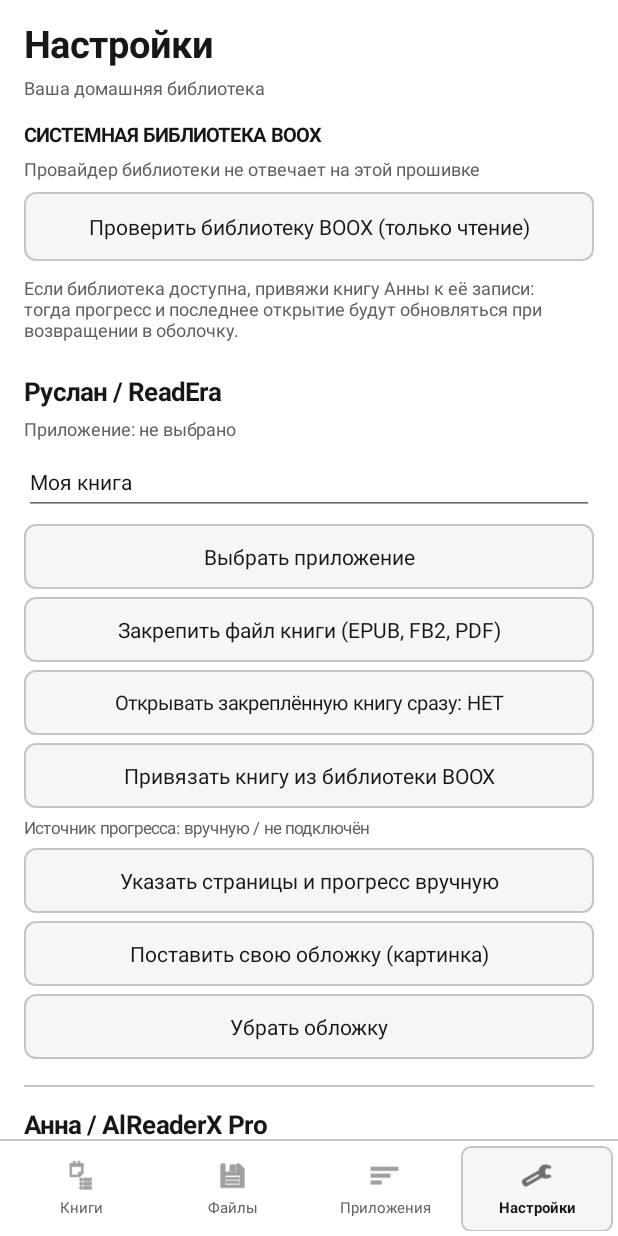
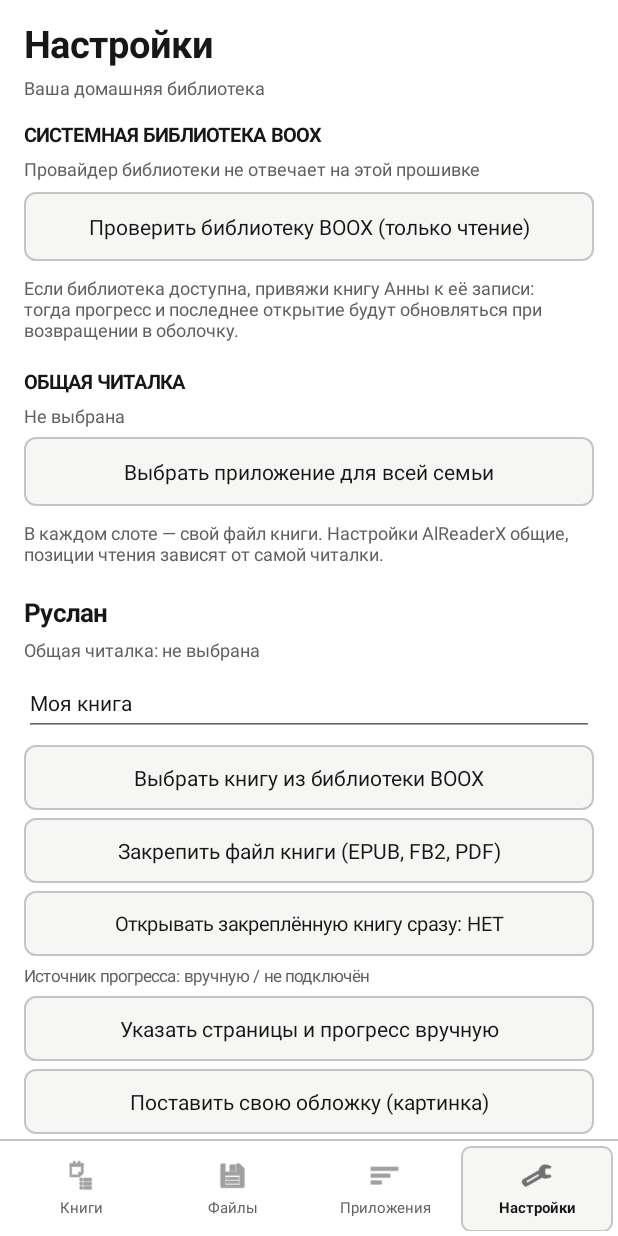
Before and after one commit to gilmiyaroff/marketing_1, an Android app: the screen it shows after launch (MainActivity), after a tap on "Настройки", on a phone screen of 412 x 824 dp. Run offline under Robolectric (Android 15) with nearby library versions, the phone set to English and light mode, and no system bars; 1 statement that could not run was skipped.

Commit message:
BOOX Duo: three independent family book slots through one shared AlReaderX reader

```diff
--- a/app/src/main/java/kz/gilmiyarov/booxduo/MainActivity.java
+++ b/app/src/main/java/kz/gilmiyarov/booxduo/MainActivity.java
@@ -306,6 +306,66 @@ public final class MainActivity extends Activity {
         return null;
     }
 
+    // The three family slots share ONE reading app. 'target_2' remains the
+    // existing file manager preference from v0.10, and is never reused here.
+    private AppEntry familyReader() {
+        String saved = prefs.getString("family_reader", null);
+        if (saved != null) {
+            ComponentName selected = ComponentName.unflattenFromString(saved);
+            if (selected != null) {
+                for (AppEntry e : apps) if (e.component.equals(selected)) return e;
+            }
+        }
+        AppEntry best = null;
+        int bestScore = 0;
+        for (AppEntry candidate : apps) {
+            String value = (candidate.label + " " + candidate.component.getPackageName())
+                    .toLowerCase(Locale.ROOT);
+            int score = 0;
+            if (value.contains("alreaderx pro")) score = 100;
+            else if (value.contains("alreaderx")) score = 90;
+            else if (value.contains("alreader")) score = 70;
+            if (score > bestScore) {
+                best = candidate;
+                bestScore = score;
+            }
+        }
+        if (best != null) {
+            prefs.edit().putString("family_reader", best.component.flattenToString()).apply();
+        }
+        return best;
+    }
+
+    private void showFamilyReaderPicker() {
+        if (apps.isEmpty()) {
+            Toast.makeText(this, "Установленные приложения не найдены", Toast.LENGTH_LONG).show();
+            return;
+        }
+        // AlReaderX is first in the list; every other installed app remains
+        // selectable in case the firmware uses a custom icon/label.
+        ArrayList<AppEntry> choices = new ArrayList<>(apps);
+        Collections.sort(choices, (a,b) -> {
+            boolean aa = (a.label + a.component.getPackageName())
+                    .toLowerCase(Locale.ROOT).contains("alreader");
+            boolean bb = (b.label + b.component.getPackageName())
+                    .toLowerCase(Locale.ROOT).contains("alreader");
+            if (aa != bb) return aa ? -1 : 1;
+            return a.label.compareToIgnoreCase(b.label);
+        });
+        String[] labels = new String[choices.size()];
+        for (int i=0;i<choices.size();i++) labels[i] = choices.get(i).label;
+        new AlertDialog.Builder(this)
+            .setTitle("Одна читалка для всех")
+            .setMessage("Это приложение будет открывать книги Руслана, Анны и Амелии")
+            .setItems(labels, (d,which)->{
+                prefs.edit().putString("family_reader",
+                        choices.get(which).component.flattenToString()).apply();
+                showTab(activeTab);
+            })
+            .setNegativeButton("Отмена", null)
+            .show();
+    }
+
     private void launchApp(AppEntry entry) {
         try {
             Intent intent = new Intent(Intent.ACTION_MAIN);
@@ -322,9 +382,9 @@ public final class MainActivity extends Activity {
     // A BOOX metadata link is NOT an Android file launch. Do not confuse a
     // selected title with ReadEra's "last opened" history.
     private void openReader(int slot) {
-        AppEntry reader = selectedApp(slot);
+        AppEntry reader = familyReader();
         if (reader == null) {
-            showAppPicker(slot, null);
+            showFamilyReaderPicker();
             return;
         }
         Uri file = savedBook(slot);
@@ -376,7 +436,7 @@ public final class MainActivity extends Activity {
         new AlertDialog.Builder(this)
             .setTitle("Нужно выбрать файл книги")
             .setMessage("Для «" + name + "» пока не привязан доступный файл. "
-                + "Если просто запустить ReadEra, она может открыть другую книгу. "
+                + "Если просто запустить читалку, она может открыть последнюю книгу другого человека. "
                 + "Выбери EPUB, FB2 или PDF именно этой книги.")
             .setPositiveButton("Выбрать файл", (d,w) -> pickBook(slot))
             .setNegativeButton("Отмена", null)
@@ -519,9 +579,10 @@ public final class MainActivity extends Activity {
         String date = new SimpleDateFormat("EEEE, d MMMM", new Locale("ru", "RU")).format(new Date());
         body.addView(text(date, 12, MUTED, false), margins(-1, -2, 0, 0, 0, 13));
 
-        // Both cards share exactly the same frame height and text coordinates.
-        body.addView(readerCard(0, "РУСЛАНА", "", ""), margins(-1, 208, 0, 0, 0, 12));
-        body.addView(readerCard(1, "АННЫ", "", ""), margins(-1, 208, 0, 0, 0, 8));
+        // The three cards share the same section-cover and metadata layout.
+        body.addView(readerCard(0, "РУСЛАНА", "", ""), margins(-1, 182, 0, 0, 0, 9));
+        body.addView(readerCard(1, "АННЫ", "", ""), margins(-1, 182, 0, 0, 0, 9));
+        body.addView(readerCard(2, "АМЕЛИИ", "", ""), margins(-1, 182, 0, 0, 0, 8));
 
         TextView hint = text("«Сменить» выбирает текущую книгу · удержание карточки тоже", 11, MUTED, false);
         hint.setGravity(Gravity.CENTER);
@@ -713,7 +774,7 @@ public final class MainActivity extends Activity {
                     + new SimpleDateFormat("dd.MM.yyyy HH:mm", Locale.getDefault())
                     .format(new Date(book.lastAccess));
         }
-        String[] options = {"Открыть файл книги", "На карточку Руслана", "На карточку Анны"};
+        String[] options = {"Открыть файл книги", "На карточку Руслана", "На карточку Анны", "На карточку Амелии"};
         new AlertDialog.Builder(this)
             .setTitle("Книга из библиотеки")
             .setMessage(details)
@@ -1171,7 +1232,15 @@ public final class MainActivity extends Activity {
         sectionButton(body, "Проверить библиотеку BOOX (только чтение)", () -> refreshBooxLibrary(true));
         body.addView(text("Если библиотека доступна, привяжи книгу Анны к её записи: тогда прогресс и последнее открытие будут обновляться при возвращении в оболочку.", 12, MUTED, false),
                 margins(-1, -2, 0, 0, 0, 8));
-        for (int slot = 0; slot < 2; slot++) addSettingsForSlot(body, slot);
+        AppEntry shared = familyReader();
+        body.addView(text("ОБЩАЯ ЧИТАЛКА", 13, INK, true),
+                margins(-1, -2, 0, 9, 0, 5));
+        body.addView(text(shared == null ? "Не выбрана" : shared.label, 12, MUTED, false),
+                margins(-1, -2, 0, 0, 0, 6));
+        sectionButton(body, "Выбрать приложение для всей семьи", this::showFamilyReaderPicker);
+        body.addView(text("В каждом слоте — свой файл книги. Настройки AlReaderX общие, позиции чтения зависят от самой читалки.",
+                12, MUTED, false), margins(-1, -2, 0, 0, 0, 6));
+        for (int slot = 0; slot < 3; slot++) addSettingsForSlot(body, slot);
         body.addView(text("ФАЙЛОВЫЙ МЕНЕДЖЕР", 13, INK, true),
                 margins(-1, -2, 0, 12, 0, 6));
         AppEntry fileManager = selectedApp(2);
@@ -1191,7 +1260,7 @@ public final class MainActivity extends Activity {
                             startActivity(intent);
                         } catch (Exception e) { appDetails(getPackageName()); }
                     }).show());
-        body.addView(text("BOOX DUO 0.10 · Android 11 · Офлайн", 11, MUTED, false),
+        body.addView(text("BOOX DUO 0.11 · Android 11 · Офлайн", 11, MUTED, false),
                 margins(-1, -2, 0, 8, 0, 5));
         showPage(scroll, 3);
     }
@@ -1243,7 +1312,8 @@ public final class MainActivity extends Activity {
         shelf.setClipToOutline(true);
 
         ImageView art = new ImageView(this);
-        art.setImageResource(dark ? R.drawable.art_ruslan : R.drawable.art_anna);
+        art.setImageResource(slot == 0 ? R.drawable.art_ruslan
+                : slot == 1 ? R.drawable.art_anna : R.drawable.art_amelia);
         art.setScaleType(ImageView.ScaleType.FIT_XY);
         shelf.addView(art, new FrameLayout.LayoutParams(-1, -1));
 
@@ -1294,8 +1364,8 @@ public final class MainActivity extends Activity {
         title.setEllipsize(TextUtils.TruncateAt.END);
         info.addView(title, margins(-1, -2, 0, 0, 0, 5));
 
-        AppEntry reader = selectedApp(slot);
-        TextView readerName = text(reader == null ? "Читалка не выбрана" : reader.label,
+        AppEntry reader = familyReader();
+        TextView readerName = text(reader == null ? "Укажите общую читалку" : reader.label,
                 11, MUTED, false);
         readerName.setMaxLines(1);
         readerName.setEllipsize(TextUtils.TruncateAt.END);
@@ -1324,7 +1394,7 @@ public final class MainActivity extends Activity {
             progressLine.addView(new View(this), new LinearLayout.LayoutParams(0, dp(4), 100 - percent));
             info.addView(progressLine, margins(-1, 4, 0, 0, 0, 6));
         } else {
-            String message = slot == 0 ? "ReadEra: прогресс недоступен" : "Нет достоверного прогресса";
+            String message = "Нет достоверных данных о прогрессе";
             info.addView(text(message, 11, MUTED, false), margins(-1, -2, 0, 0, 0, 8));
         }
 
@@ -1391,9 +1461,9 @@ public final class MainActivity extends Activity {
         LinearLayout content = vertical();
         content.setPadding(dp(18), dp(8), dp(18), dp(8));
         scroll.addView(content);
-        content.addView(text("Названия и обложки можно настроить вручную или выбрать сам файл книги для извлечения обложки.", 13, MUTED, false),
+        content.addView(text("Три отдельные книги открываются в одной читалке. Изменить приложение можно в разделе настроек.", 13, MUTED, false),
                 margins(-1, -2, 0, 0, 0, 12));
-        for (int slot = 0; slot < 2; slot++) addSettingsForSlot(content, slot);
+        for (int slot = 0; slot < 3; slot++) addSettingsForSlot(content, slot);
         AppEntry manager = selectedApp(2);
         content.addView(text("ФАЙЛОВЫЙ МЕНЕДЖЕР", 14, INK, true), margins(-1, -2, 0, 14, 0, 5));
         content.addView(text(manager == null ? "Не найден — откроется системный выбор файла" : manager.label, 12, MUTED, false),
@@ -1417,17 +1487,18 @@ public final class MainActivity extends Activity {
     }
 
     private void addSettingsForSlot(LinearLayout parent, int slot) {
-        String name = slot == 0 ? "Руслан / ReadEra" : "Анна / AlReaderX Pro";
+        String name = slot == 0 ? "Руслан" : slot == 1 ? "Анна" : "Амелия";
         parent.addView(text(name, 17, INK, true), margins(-1, -2, 0, 13, 0, 5));
-        AppEntry current = selectedApp(slot);
-        TextView currentApp = text("Приложение: " + (current == null ? "не выбрано" : current.label), 12, MUTED, false);
+        AppEntry current = familyReader();
+        TextView currentApp = text("Общая читалка: " + (current == null ? "не выбрана" : current.label), 12, MUTED, false);
         parent.addView(currentApp, margins(-1, -2, 0, 0, 0, 5));
         EditText editTitle = new EditText(this);
         editTitle.setTextSize(14);
         editTitle.setTextColor(INK);
         editTitle.setSingleLine(true);
         editTitle.setHint("Название книги (необязательно)");
-        editTitle.setText(prefs.getString("title_" + slot, slot == 0 ? "Моя книга" : "Книга Анны"));
+        editTitle.setText(prefs.getString("title_" + slot,
+                slot == 0 ? "Моя книга" : slot == 1 ? "Книга Анны" : "Книга Амелии"));
         editTitle.addTextChangedListener(new TextWatcher() {
             @Override public void beforeTextChanged(CharSequence s, int start, int count, int after) { }
             @Override public void onTextChanged(CharSequence s, int start, int before, int count) {
@@ -1436,10 +1507,8 @@ public final class MainActivity extends Activity {
             @Override public void afterTextChanged(Editable e) { }
         });
         parent.addView(editTitle, margins(-1, 44, 0, 0, 0, 6));
-        parent.addView(simpleAction("Выбрать приложение", () -> showAppPicker(slot, () -> {
-            AppEntry picked = selectedApp(slot);
-            currentApp.setText("Приложение: " + (picked == null ? "не выбрано" : picked.label));
-        })), margins(-1, 43, 0, 0, 0, 5));
+        parent.addView(simpleAction("Выбрать книгу из библиотеки BOOX",
+                () -> showBooxBookPicker(slot)), margins(-1, 43, 0, 0, 0, 5));
         parent.addView(simpleAction("Закрепить файл книги (EPUB, FB2, PDF)", () -> pickBook(slot)),
                 margins(-1, 43, 0, 0, 0, 5));
         TextView direct = text("Открывать закреплённую книгу сразу: "
@@ -1452,8 +1521,7 @@ public final class MainActivity extends Activity {
             direct.setText("Открывать закреплённую книгу сразу: " + (next ? "ДА" : "НЕТ"));
         });
         parent.addView(direct, margins(-1, 43, 0, 0, 0, 5));
-        parent.addView(simpleAction("Привязать книгу из библиотеки BOOX", () -> showBooxBookPicker(slot)),
-                margins(-1, 43, 0, 0, 0, 5));
+
         BooxLibrary.Book nativeBook = linkedBooxBook(slot);
         parent.addView(text(nativeBook != null ? "Источник прогресса: BOOX · " + nativeBook.name
                         : "Источник прогресса: вручную / не подключён",
@@ -1665,11 +1733,11 @@ public final class MainActivity extends Activity {
             }
             return;
         }
-        if (requestCode == PICK_BOOK_BASE || requestCode == PICK_BOOK_BASE + 1) {
+        if (requestCode >= PICK_BOOK_BASE && requestCode <= PICK_BOOK_BASE + 2) {
             onBookSelected(requestCode - PICK_BOOK_BASE, data);
             return;
         }
-        if (requestCode != PICK_COVER_BASE && requestCode != PICK_COVER_BASE + 1) return;
+        if (requestCode < PICK_COVER_BASE || requestCode > PICK_COVER_BASE + 2) return;
         int slot = requestCode - PICK_COVER_BASE;
         Uri uri = data.getData();
         try {
```
